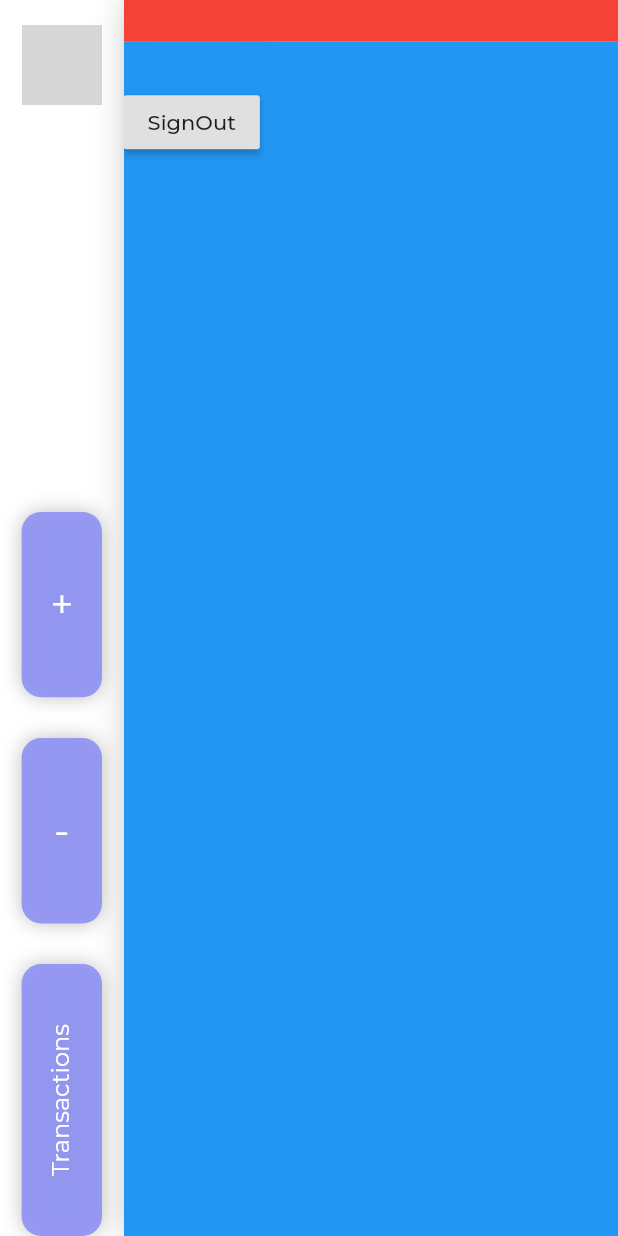
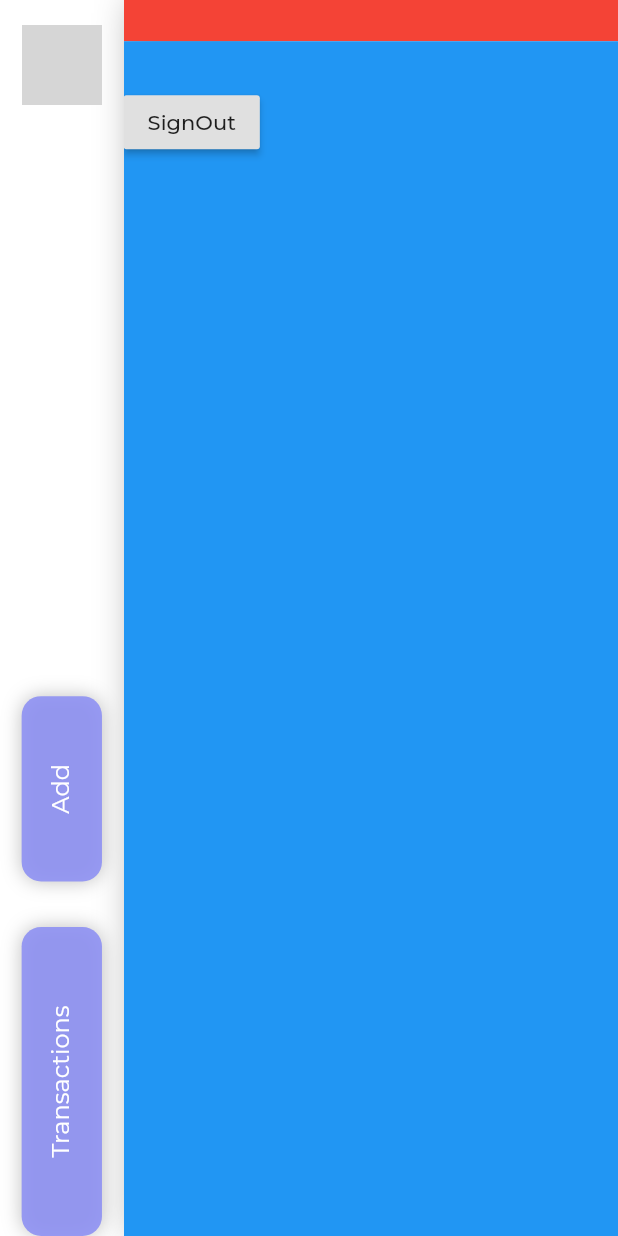
Before and after one commit to muhnee/muhnee_app, a Flutter app: the HomePage widget shown alone on an empty page, opened directly, scrolled down 576 dp, on a phone screen of 412 x 824 dp. Run offline on Flutter 3.47's test engine with Material 2 defaults, Android fonts, the phone set to English and light mode, and no system bars; our stand-ins replace cloud_firestore, firebase_auth, flutter_spinkit, google_sign_in; accounts and stored records are empty; network calls fail; grey boxes are pictures that could not be loaded.

Commit message:
sidebar fixed

```diff
--- a/lib/pages/HomePage/HomePage.dart
+++ b/lib/pages/HomePage/HomePage.dart
@@ -35,7 +35,7 @@ class _HomePageState extends State<HomePage> {
               children: <Widget>[
                 ProfilePage(),
                 ExpensePage(),
-                IncomePage(),
+                //IncomePage(),
                 TransactionsPage(),
               ],
             ),
--- a/lib/pages/HomePage/LeftPanel.dart
+++ b/lib/pages/HomePage/LeftPanel.dart
@@ -36,37 +36,37 @@ class _LeftPanelState extends State<LeftPanel> {
             ProfilePic(
                 pageIndex: 0, pageViewController: widget.pageViewController),
             Expanded(
-              flex: 10,
+              flex: 13,
               child: Container(),
             ),
             PanelButton(
-                itemValue: "+",
-                fontSize: 27,
+                itemValue: "Add",
+                fontSize: 16,
                 cellHeight: 15,
-                rotation: 0,
+                rotation: 3,
                 pageIndex: 1,
                 pageViewController: widget.pageViewController),
             Expanded(
               flex: 1,
               child: Container(),
             ),
-            PanelButton(
-                itemValue: "-",
-                fontSize: 27,
-                cellHeight: 15,
-                rotation: 0,
-                pageIndex: 2,
-                pageViewController: widget.pageViewController),
-            Expanded(
-              flex: 1,
-              child: Container(),
-            ),
+            // PanelButton(
+            //     itemValue: "-",
+            //     fontSize: 27,
+            //     cellHeight: 15,
+            //     rotation: 0,
+            //     pageIndex: 2,
+            //     pageViewController: widget.pageViewController),
+            // Expanded(
+            //   flex: 1,
+            //   child: Container(),
+            // ),
             PanelButton(
                 itemValue: "Transactions",
                 fontSize: 16,
-                cellHeight: 22,
+                cellHeight: 25,
                 rotation: 3,
-                pageIndex: 3,
+                pageIndex: 2, //3 to 2
                 pageViewController: widget.pageViewController),
             // Expanded(
             //   flex: 1,
```
